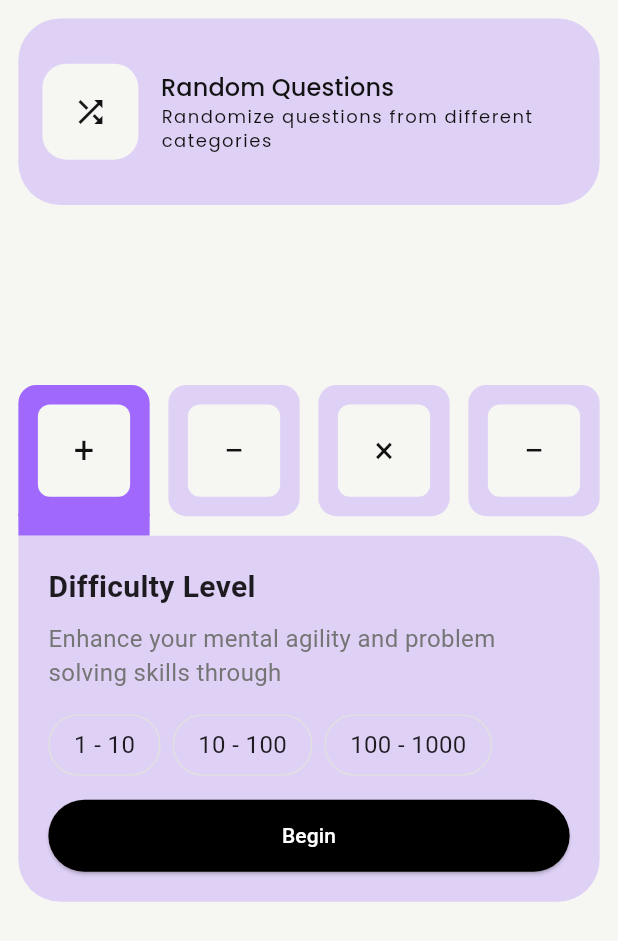
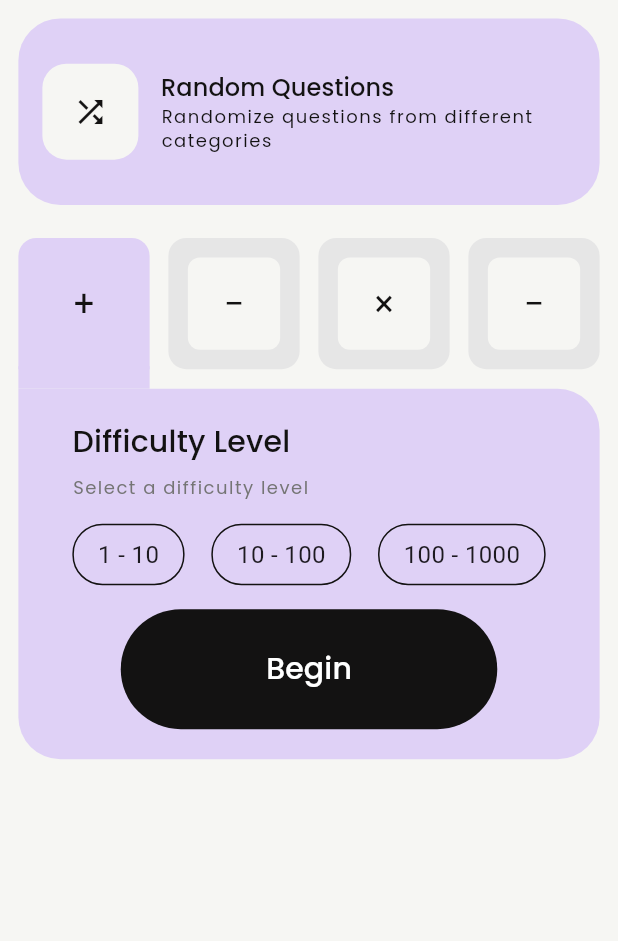
Before and after one commit to prime-infinity/numeracy_app, a Flutter app: the screen it shows after launch, on a phone screen of 412 x 824 dp. Shown: the top 941 px of the screen. Run offline on Flutter 3.47's test engine with Material 3 defaults, Android fonts, the phone set to English and light mode, and no system bars; our stand-ins replace flutter_riverpod, go_router, google_fonts, riverpod_annotation; generated files the repository leaves out were written again.

Commit message:
settled on color for now

```diff
--- a/lib/screens/home/home.dart
+++ b/lib/screens/home/home.dart
@@ -1,4 +1,3 @@
-import 'package:flutter/cupertino.dart';
 import 'package:flutter/material.dart';
 import 'package:go_router/go_router.dart';
 import 'package:numeracy_app/screens/home/multi_selectable_tabs.dart';
@@ -75,7 +74,7 @@ class _HomeState extends State<Home> {
                     ),
                   ),
                 ),
-                const SizedBox(height: 120), // Add some spacing
+                const SizedBox(height: 22), // Add some spacing
                 //question options, tab view
                 const MultiSelectableTabs(),
               ],
--- a/lib/screens/home/multi_selectable_tabs.dart
+++ b/lib/screens/home/multi_selectable_tabs.dart
@@ -1,5 +1,7 @@
 import 'package:flutter/material.dart';
 import 'package:numeracy_app/screens/home/concave_extension_painter.dart';
+import 'package:numeracy_app/shared/buttons/styled_button.dart';
+import 'package:numeracy_app/shared/texts/styled_text.dart';
 import 'package:numeracy_app/theme.dart';
 
 class MultiSelectableTabs extends StatefulWidget {
@@ -51,9 +53,9 @@ class MultiSelectableTabsState extends State<MultiSelectableTabs> {
                         painter: ConcaveExtensionPainter(
                           curveLeft: index > 0,
                           curveRight: index < _tabs.length - 1,
-                          color: AppColors.primaryColor,
+                          color: AppColors.primaryAccent,
                         ),
-                        child: Container(
+                        child: const SizedBox(
                           width: 87.5,
                           height: 15.0,
                         ),
@@ -79,26 +81,16 @@ class MultiSelectableTabsState extends State<MultiSelectableTabs> {
             ),
           ),
           child: Padding(
-            padding: const EdgeInsets.all(20.0),
+            padding: const EdgeInsets.symmetric(horizontal: 36.0, vertical: 20),
             child: Column(
               crossAxisAlignment: CrossAxisAlignment.start,
               children: [
-                const Text(
-                  'Difficulty Level',
-                  style: TextStyle(
-                    fontSize: 20,
-                    fontWeight: FontWeight.bold,
-                  ),
-                ),
+                StyledTitleMediumText("Difficulty Level", AppColors.black),
                 const SizedBox(height: 8),
-                Text(
-                  'Enhance your mental agility and problem solving skills through',
-                  style: TextStyle(
-                    color: Colors.grey[600],
-                  ),
-                ),
+                StyledSmallText("Select a difficulty level", Colors.grey[600]!),
                 const SizedBox(height: 16),
                 Row(
+                  mainAxisAlignment: MainAxisAlignment.spaceBetween,
                   children: [
                     _buildDifficultyChip('1 - 10'),
                     const SizedBox(width: 8),
@@ -108,20 +100,9 @@ class MultiSelectableTabsState extends State<MultiSelectableTabs> {
                   ],
                 ),
                 const SizedBox(height: 16),
-                ElevatedButton(
-                  onPressed: () {
-                    // Add your begin logic here
-                  },
-                  style: ElevatedButton.styleFrom(
-                    backgroundColor: Colors.black,
-                    foregroundColor: Colors.white,
-                    minimumSize: const Size(double.infinity, 48),
-                    shape: RoundedRectangleBorder(
-                      borderRadius: BorderRadius.circular(24),
-                    ),
-                  ),
-                  child: const Text('Begin'),
-                ),
+                Center(
+                    child: StyledButton(
+                        text: "Begin", width: 251, onPressed: () {}))
               ],
             ),
           ),
@@ -140,8 +121,8 @@ class MultiSelectableTabsState extends State<MultiSelectableTabs> {
       child: Container(
         decoration: BoxDecoration(
           color: _selectedTabs[index]
-              ? AppColors.primaryColor
-              : AppColors.primaryAccent,
+              ? AppColors.primaryAccent
+              : AppColors.cardGrey,
           // Add connected effect when selected
           borderRadius: BorderRadius.vertical(
             top: const Radius.circular(12),
@@ -154,7 +135,10 @@ class MultiSelectableTabsState extends State<MultiSelectableTabs> {
             width: 61.5,
             height: 61.5,
             decoration: BoxDecoration(
-                color: AppColors.white, borderRadius: BorderRadius.circular(8)),
+                color: _selectedTabs[index]
+                    ? AppColors.primaryAccent
+                    : AppColors.white,
+                borderRadius: BorderRadius.circular(8)),
             child: Center(
               child: Text(
                 _tabs[index]['icon'] ?? '',
@@ -174,7 +158,7 @@ class MultiSelectableTabsState extends State<MultiSelectableTabs> {
     return Container(
       padding: const EdgeInsets.symmetric(horizontal: 16, vertical: 8),
       decoration: BoxDecoration(
-        border: Border.all(color: Colors.grey[300]!),
+        border: Border.all(color: AppColors.black),
         borderRadius: BorderRadius.circular(20),
       ),
       child: Text(label),
--- a/lib/shared/texts/styled_text.dart
+++ b/lib/shared/texts/styled_text.dart
@@ -76,6 +76,21 @@ class StyledTitleMediumText extends StatelessWidget {
   }
 }
 
+class StyledTitleLargeText extends StatelessWidget {
+  const StyledTitleLargeText(this.text, this.color, {super.key});
+  final String text;
+  final Color color;
+
+  @override
+  Widget build(BuildContext context) {
+    return Text(
+      text,
+      style: GoogleFonts.poppins(
+          textStyle: Theme.of(context).textTheme.titleLarge, color: color),
+    );
+  }
+}
+
 class StyledOptionsText extends StatelessWidget {
   const StyledOptionsText(this.text, this.color, {super.key});
   final String text;
--- a/lib/theme.dart
+++ b/lib/theme.dart
@@ -9,7 +9,7 @@ class AppColors {
   static Color failureBorder = const Color(0xFFD32F2F);
   static Color black = const Color.fromARGB(255, 19, 18, 18);
   static Color white = const Color.fromARGB(255, 246, 246, 243);
-  static Color cardGrey = const Color.fromARGB(0, 198, 198, 198);
+  static Color cardGrey = const Color.fromARGB(255, 230, 230, 230);
 }
 
 class AppDimensions {
@@ -26,5 +26,6 @@ ThemeData primaryTheme = ThemeData(
       bodyLarge: TextStyle(
           fontSize: 60, letterSpacing: 1, fontWeight: FontWeight.w700),
       titleSmall: TextStyle(fontSize: 16, fontWeight: FontWeight.w500),
-      titleMedium: TextStyle(fontSize: 35, fontWeight: FontWeight.w600)),
+      titleMedium: TextStyle(fontSize: 20),
+      titleLarge: TextStyle(fontSize: 35, fontWeight: FontWeight.w400)),
 );
```
